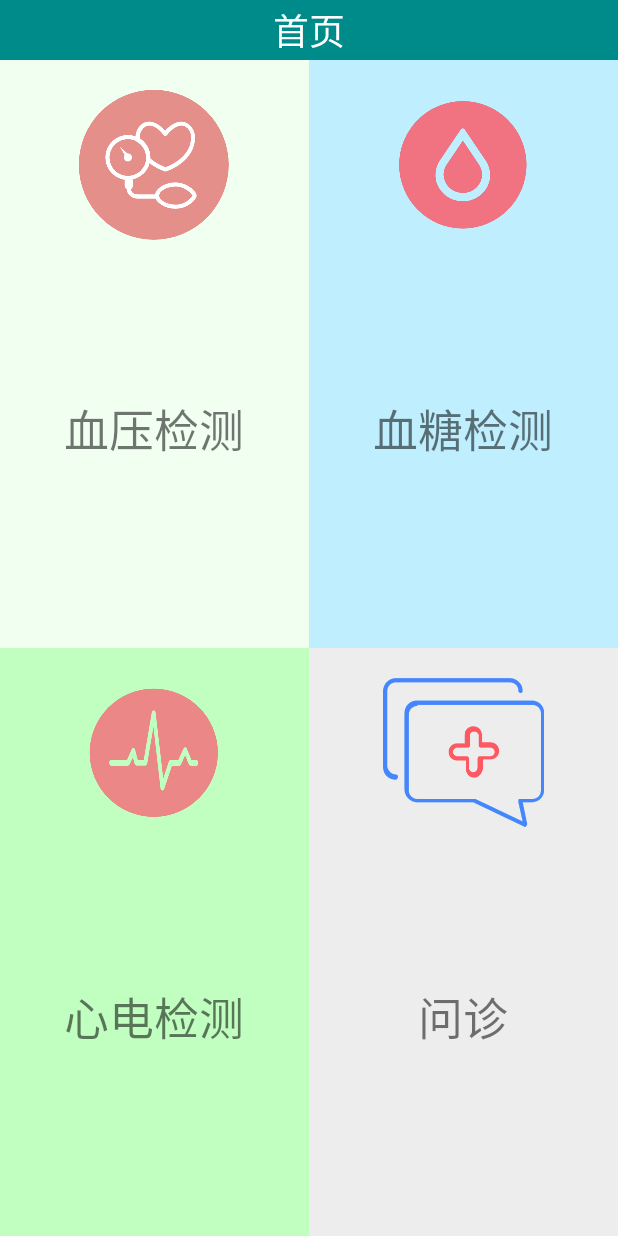
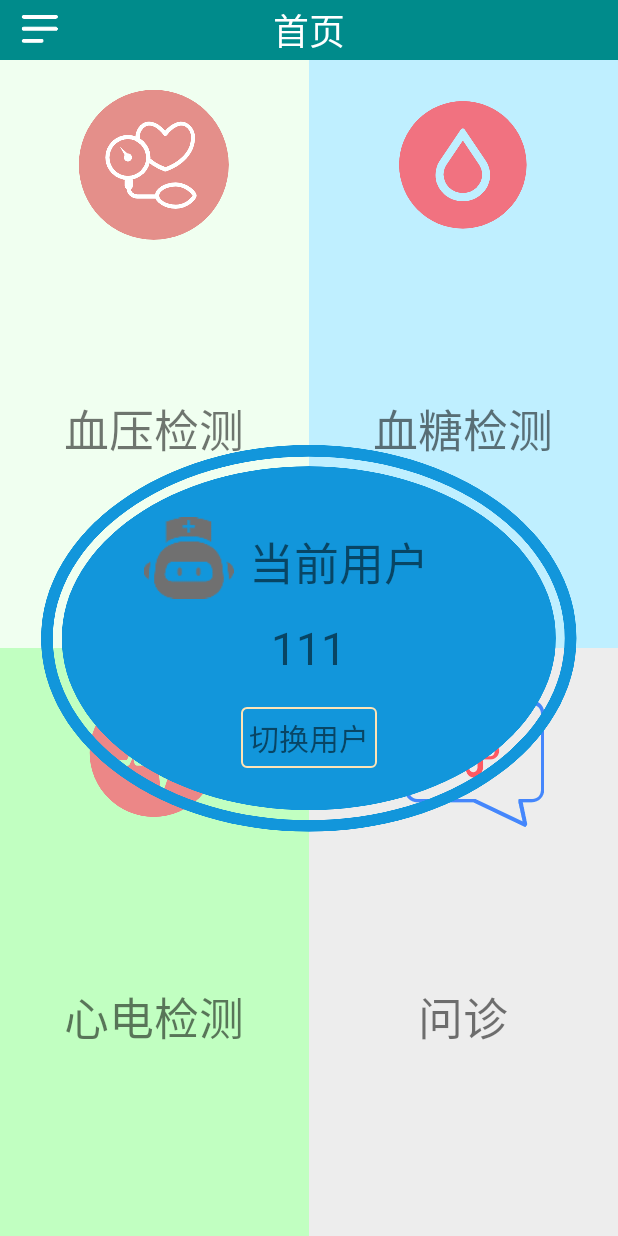
Before and after one commit to androidGL/SmallRobotProject, an Android app: the MainActivity screen opened directly, with no data from a screen before it, on a phone screen of 412 x 824 dp. Run offline under Robolectric (Android 15) with nearby library versions, the phone set to English and light mode, and no system bars; our stand-ins replace ButterKnife; libraries missing offline, so code that uses them is left out: com.alibaba.android, com.zy.mocknet, org.greenrobot.greendao; 3 statements that could not run were skipped.

Commit message:
修改用户注册流程，将人脸注册设为必要流程

```diff
--- a/app/src/main/AndroidManifest.xml
+++ b/app/src/main/AndroidManifest.xml
@@ -33,7 +33,8 @@
         android:roundIcon="@mipmap/ic_launcher_round"
         android:supportsRtl="true"
         android:theme="@style/AppTheme">
-        <activity android:name=".activity.MainActivity">
+        <activity android:name=".activity.MainActivity"
+            android:launchMode="singleTask">
 
         </activity>
         <activity android:name=".activity.RegisterActivity" />
--- a/app/src/main/java/com/pcare/rebot/activity/FaceActivity.java
+++ b/app/src/main/java/com/pcare/rebot/activity/FaceActivity.java
@@ -38,7 +38,6 @@ public class FaceActivity extends BaseActivity {
                     public void detectSucess() {
                         if (getIntent().hasExtra("resource") && "register".equals(getIntent().getStringExtra("resource"))) {
                             Toast.makeText(getApplicationContext(), "添加新用户成功", Toast.LENGTH_SHORT).show();
-                            startActivity(new Intent(FaceActivity.this, MainActivity.class));
                         }
                         finish();
                     }
@@ -55,7 +54,7 @@ public class FaceActivity extends BaseActivity {
                         if (getIntent().hasExtra("resource") && "login".equals(getIntent().getStringExtra("resource"))) {
                             if (UserDao.get(getSelfActivity()).setCurrentUser(userId)) {
                                 Toast.makeText(getApplicationContext(), "登陆成功", Toast.LENGTH_SHORT).show();
-                                startActivity(new Intent(FaceActivity.this, MainActivity.class));
+//                                startActivity(new Intent(FaceActivity.this, MainActivity.class));
                             }
 
                         }
--- a/app/src/main/java/com/pcare/rebot/activity/MainActivity.java
+++ b/app/src/main/java/com/pcare/rebot/activity/MainActivity.java
@@ -3,23 +3,34 @@ package com.pcare.rebot.activity;
 import android.app.AlertDialog;
 import android.content.DialogInterface;
 import android.content.Intent;
+import android.text.TextUtils;
+import android.view.Gravity;
 import android.view.View;
+import android.widget.TextView;
+import android.widget.Toast;
+
+import androidx.core.view.GravityCompat;
+import androidx.drawerlayout.widget.DrawerLayout;
 
 import com.alibaba.android.arouter.facade.annotation.Route;
 import com.alibaba.android.arouter.launcher.ARouter;
 import com.pcare.common.base.BaseActivity;
 import com.pcare.common.base.IPresenter;
+import com.pcare.common.entity.UserEntityDao;
+import com.pcare.common.table.UserDao;
 import com.pcare.common.util.APPConstant;
 import com.pcare.rebot.R;
 import com.pcare.rebot.activity.web.IndexActivity;
+import com.zy.mocknet.Main;
 
 @Route(path = "app/main")
 public class MainActivity extends BaseActivity {
-    private int position = 0;
+    private TextView currentUserView;
+    private DrawerLayout drawerLayout;
 
     @Override
     public int getLayoutId() {
-        return R.layout.activity_main;
+        return R.layout.activity_main_drawer;
     }
 
     @Override
@@ -27,31 +38,33 @@ public class MainActivity extends BaseActivity {
         return null;
     }
 
+    @Override
+    protected void initView() {
+        super.initView();
+        currentUserView = findViewById(R.id.current_user);
+        drawerLayout = findViewById(R.id.main_drawer);
+    }
+
+    @Override
+    protected void initResumeData() {
+        super.initResumeData();
+        currentUserView.setText(UserDao.get(getApplicationContext()).getCurrentUser().getUserName());
+    }
+
     public void toInquiryPage(View view) {
+        if(!isLogin()){
+            Toast.makeText(getApplicationContext(),"请先登录",Toast.LENGTH_SHORT).show();
+            return;
+        }
         startActivity(new Intent(MainActivity.this, IndexActivity.class));
-//        new AlertDialog.Builder(this)
-//                .setTitle("请选择您要咨询的类型")
-//                .setSingleChoiceItems(getResources().getStringArray(R.array.list_type), position, new DialogInterface.OnClickListener() {
-//                    @Override
-//                    public void onClick(DialogInterface dialog, int which) {
-//                        position = which;
-//                    }
-//                })
-//                .setPositiveButton("确定", new DialogInterface.OnClickListener() {
-//                    @Override
-//                    public void onClick(DialogInterface dialog, int which) {
-//                        ARouter.getInstance().build("/inquiry/main")
-//                                .withString("inquiryType",getResources().getStringArray(R.array.list_type)[position])
-//                                .navigation();
-//                    }
-//                }).create().show();
 
     }
 
     public void toECGPage(View view) {
-//        ARouter.getInstance().build("/ecg/main")
-//                .withString("key1","心电检测")
-//                .navigation();
+        if(!isLogin()){
+            Toast.makeText(getApplicationContext(),"请先登录",Toast.LENGTH_SHORT).show();
+            return;
+        }
         Intent intent = getPackageManager().getLaunchIntentForPackage(APPConstant.INQUIRY);
         if (intent != null) {
             intent.setFlags(Intent.FLAG_ACTIVITY_NEW_TASK);
@@ -59,24 +72,44 @@ public class MainActivity extends BaseActivity {
         }
     }
     public void toPLUPage(View view) {
-//        Intent intent = getPackageManager().getLaunchIntentForPackage(APPConstant.PLU);
-//        if (intent != null) {
-//            intent.setFlags(Intent.FLAG_ACTIVITY_NEW_TASK);
-//            startActivity(intent);
-//        }
+        if(!isLogin()){
+            Toast.makeText(getApplicationContext(),"请先登录",Toast.LENGTH_SHORT).show();
+            return;
+        }
         ARouter.getInstance().build("/glu/main")
                 .withString("key1","血糖检测")
                 .navigation();
     }
 
     public void toBPPage(View view) {
-//        Intent intent = getPackageManager().getLaunchIntentForPackage(APPConstant.BP);
-//        if (intent != null) {
-//            intent.setFlags(Intent.FLAG_ACTIVITY_NEW_TASK);
-//            startActivity(intent);
-//        }
+        if(!isLogin()){
+            Toast.makeText(getApplicationContext(),"请先登录",Toast.LENGTH_SHORT).show();
+            return;
+        }
         ARouter.getInstance().build("/bp/main")
                 .withString("key1","血压检测")
                 .navigation();
     }
+
+    private boolean isLogin(){
+        return null != UserDao.getCurrentUserId() && !TextUtils.isEmpty(UserDao.getCurrentUserId());
+    }
+
+    public void exchangeUser(View view) {
+        //跳转到人脸识别的界面
+        startActivity(new Intent(this,FaceActivity.class)
+                .putExtra("type", 1)
+                .putExtra("resource","login"));
+    }
+
+    public void clickMenu(View view) {
+        drawerLayout.openDrawer(GravityCompat.START);
+    }
+
+    public void toSettingPage(View view) {
+        startActivity(new Intent(MainActivity.this,SettingActivity.class));
+    }
+    public void toRegisterPage(View view) {
+        startActivity(new Intent(this, RegisterActivity.class));
+    }
 }
--- a/app/src/main/java/com/pcare/rebot/activity/TestActivity.java
+++ b/app/src/main/java/com/pcare/rebot/activity/TestActivity.java
@@ -107,6 +107,8 @@ public class TestActivity extends BaseActivity {
     @Override
     public void start() {
         super.start();
+
+
 //        testCurve();
 //        getUser();
 //        testGetBPMList();
@@ -174,6 +176,10 @@ public class TestActivity extends BaseActivity {
     }
 
     public void addGLU(View v) {
+        if(getIntent().hasExtra("userInfo")){
+            finish();
+            return;
+        }
         if (TextUtils.isEmpty(editText.getText().toString())) {
             Toast.makeText(this, "输入用户ID", Toast.LENGTH_SHORT);
             return;
--- a/app/src/main/res/layout/activity_main.xml
+++ b/app/src/main/res/layout/activity_main.xml
@@ -1,5 +1,5 @@
 <?xml version="1.0" encoding="utf-8"?>
-<LinearLayout xmlns:android="http://schemas.android.com/apk/res/android"
+<RelativeLayout xmlns:android="http://schemas.android.com/apk/res/android"
     xmlns:app="http://schemas.android.com/apk/res-auto"
     xmlns:tools="http://schemas.android.com/tools"
     android:layout_width="match_parent"
@@ -17,10 +17,17 @@
         android:textColor="@color/white"
         android:textSize="@dimen/title_size"
         />
+    <ImageView
+        android:layout_width="wrap_content"
+        android:layout_height="40dp"
+        android:padding="5dp"
+        android:onClick="clickMenu"
+        android:src="@mipmap/menu"/>
 
     <androidx.constraintlayout.widget.ConstraintLayout
         android:layout_width="match_parent"
-        android:layout_height="match_parent">
+        android:layout_height="match_parent"
+        android:layout_below="@id/title">
 
         <TextView
             android:id="@+id/bp"
@@ -86,5 +93,55 @@
             app:layout_constraintEnd_toEndOf="parent"
             app:layout_constraintHeight_percent="0.5"
             app:layout_constraintWidth_percent="0.5" />
+
+        <ImageView
+            android:layout_width="wrap_content"
+            android:layout_height="wrap_content"
+            android:src="@mipmap/circle_blue2"
+            app:layout_constraintBottom_toBottomOf="parent"
+            app:layout_constraintLeft_toLeftOf="parent"
+            app:layout_constraintRight_toRightOf="parent"
+            app:layout_constraintTop_toTopOf="parent"/>
+        <RelativeLayout
+            android:layout_width="300dp"
+            android:layout_height="260dp"
+            android:clickable="true"
+            app:layout_constraintBottom_toBottomOf="parent"
+            app:layout_constraintLeft_toLeftOf="parent"
+            app:layout_constraintRight_toRightOf="parent"
+            app:layout_constraintTop_toTopOf="parent">
+            <ImageView
+                android:layout_width="60dp"
+                android:layout_height="60dp"
+                android:layout_margin="40dp"
+                android:src="@mipmap/robot_icon"/>
+            <TextView
+                android:layout_width="wrap_content"
+                android:layout_height="wrap_content"
+                android:layout_marginTop="50dp"
+                android:layout_marginLeft="110dp"
+                android:textSize="30sp"
+                android:text="当前用户"/>
+            <TextView
+                android:id="@+id/current_user"
+                android:layout_width="wrap_content"
+                android:layout_height="wrap_content"
+                android:layout_marginTop="50dp"
+                android:layout_centerInParent="true"
+                android:text="111"
+                android:textSize="30sp"/>
+            <TextView
+                android:layout_width="wrap_content"
+                android:layout_height="wrap_content"
+                android:background="@drawable/bg_edittext_normal"
+                android:layout_centerHorizontal="true"
+                android:layout_alignParentBottom="true"
+                android:layout_marginBottom="50dp"
+                android:textSize="20sp"
+                android:padding="5dp"
+                android:onClick="exchangeUser"
+                android:text="切换用户"/>
+
+        </RelativeLayout>
     </androidx.constraintlayout.widget.ConstraintLayout>
-</LinearLayout>
+</RelativeLayout>
--- /dev/null
+++ b/app/src/main/res/layout/activity_main_drawer.xml
@@ -0,0 +1,12 @@
+<?xml version="1.0" encoding="utf-8"?>
+<androidx.drawerlayout.widget.DrawerLayout
+    xmlns:android="http://schemas.android.com/apk/res/android"
+    android:id="@+id/main_drawer"
+    android:layout_width="match_parent"
+    android:layout_height="match_parent">
+    <include
+        layout="@layout/activity_main"/>
+    <include
+        layout="@layout/view_menu" />
+
+</androidx.drawerlayout.widget.DrawerLayout>
--- a/common/src/main/java/com/pcare/common/base/BaseActivity.java
+++ b/common/src/main/java/com/pcare/common/base/BaseActivity.java
@@ -39,6 +39,12 @@ public abstract class BaseActivity<P extends IPresenter> extends Activity implem
             userNameText.setText(UserDao.get(getApplicationContext()).getCurrentUser().getUserName());
     }
 
+    @Override
+    protected void onResume() {
+        super.onResume();
+        initResumeData();
+    }
+
     public abstract int getLayoutId();
 
     // 绑定Presenter
@@ -53,6 +59,10 @@ public abstract class BaseActivity<P extends IPresenter> extends Activity implem
 
     }
     protected void initData(){
+
+    }
+
+    protected void initResumeData(){
 
     }
 
```
Also changed, not shown: app/src/main/java/com/pcare/rebot/activity/RegisterActivity.java (+38 -23 lines), app/src/main/res/layout/view_menu.xml (added, +64 -0 lines), common/src/main/res/mipmap-xxhdpi/circle_blue.png (added), common/src/main/res/mipmap-xxhdpi/circle_blue2.png (added), common/src/main/res/mipmap-xxhdpi/menu.png (added), common/src/main/res/mipmap-xxhdpi/register.png (added), common/src/main/res/mipmap-xxhdpi/robot_icon.png (added).
